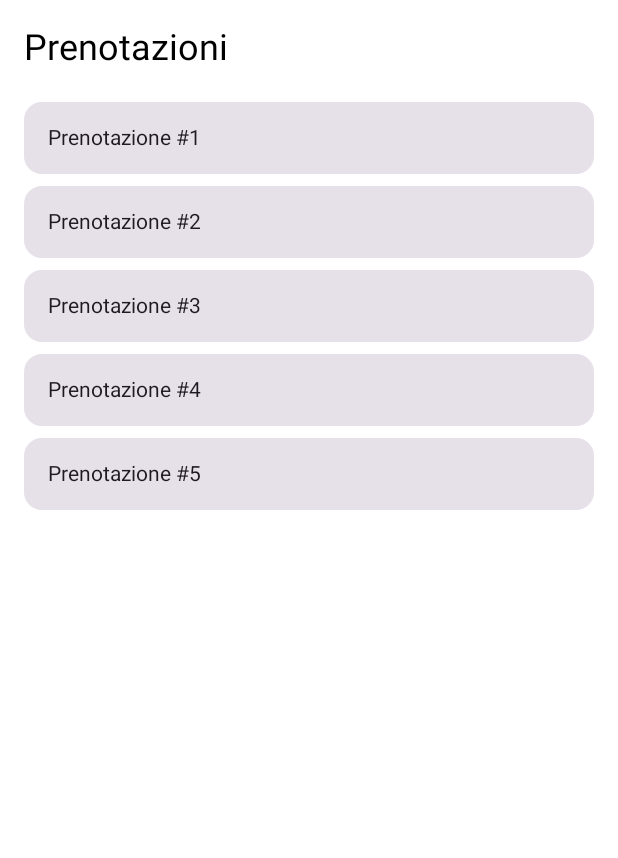
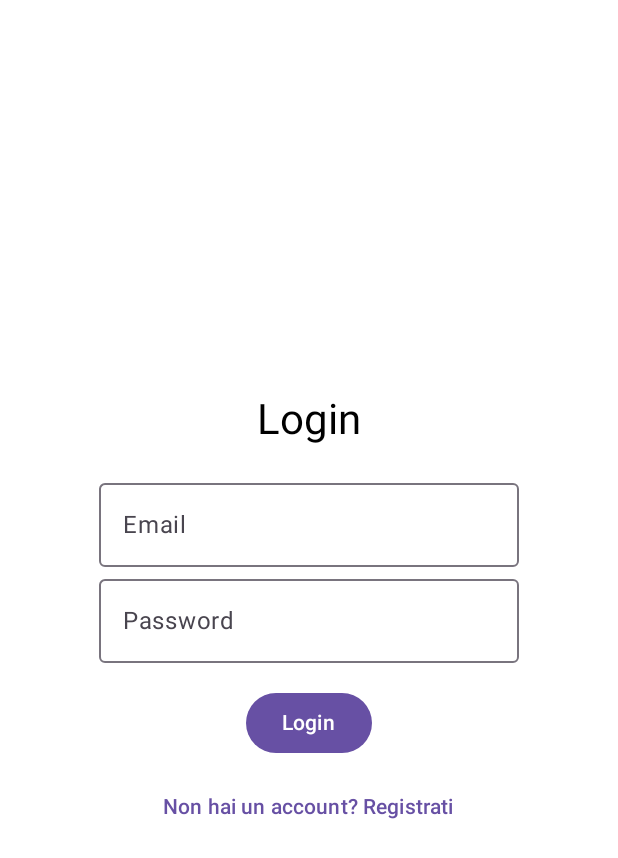
Before and after one commit to bubu-gigi/progmobile, an Android app built with Jetpack Compose: the composable AppNavHost shown on its own in the app's theme, on a phone screen of 412 x 824 dp. Shown: the top 858 px of the screen. Run offline under Robolectric (Android 15) with nearby library versions, the phone set to English and light mode, and no system bars.

Commit message:
Login e Register

```diff
--- a/app/src/main/java/com/univpm/gameon/core/AppNavHost.kt
+++ b/app/src/main/java/com/univpm/gameon/core/AppNavHost.kt
@@ -1,27 +1,30 @@
 package com.univpm.gameon.core
 
 import androidx.compose.runtime.Composable
-import androidx.navigation.NavHostController
 import androidx.navigation.compose.NavHost
 import androidx.navigation.compose.composable
 import androidx.navigation.compose.rememberNavController
-import com.univpm.gameon.ui.BookingDetailScreen
-import com.univpm.gameon.ui.BookingHomeScreen
+import com.univpm.gameon.ui.LoginScreen
+import com.univpm.gameon.ui.RegisterScreen
+import kotlinx.serialization.Serializable
+
+@Serializable
+object LoginScreenRoute
+
+@Serializable
+object RegisterScreenRoute
 
 @Composable
-fun AppNavHost(
-    navController: NavHostController = rememberNavController(),
-    startDestination: String = "home"
-) {
-    NavHost(navController = navController, startDestination = startDestination) {
-        composable("home") {
-            BookingHomeScreen { bookingId ->
-                navController.navigate("detail/$bookingId")
-            }
+fun AppNavHost() {
+    val navController = rememberNavController()
+    NavHost(navController = navController, startDestination = LoginScreenRoute) {
+
+        composable<LoginScreenRoute> {
+            LoginScreen(navController)
         }
-        composable("detail/{bookingId}") { backStackEntry ->
-            val bookingId = backStackEntry.arguments?.getString("bookingId") ?: ""
-            BookingDetailScreen(bookingId)
+
+        composable<RegisterScreenRoute> {
+            RegisterScreen(navController)
         }
     }
 }
--- a/app/src/main/java/com/univpm/gameon/ui/BookingHomeScreen.kt
+++ /dev/null
@@ -1,42 +0,0 @@
-package com.univpm.gameon.ui
-
-import androidx.compose.foundation.clickable
-import androidx.compose.foundation.layout.*
-import androidx.compose.material3.*
-import androidx.compose.runtime.Composable
-import androidx.compose.ui.Modifier
-import androidx.compose.ui.tooling.preview.Preview
-import androidx.compose.ui.unit.dp
-
-@Composable
-fun BookingHomeScreen(onBookingClick: (String) -> Unit) {
-    Column(
-        modifier = Modifier
-            .fillMaxSize()
-            .padding(16.dp)
-    ) {
-        Text("Prenotazioni", style = MaterialTheme.typography.headlineSmall)
-        Spacer(modifier = Modifier.height(16.dp))
-
-        // Simulazione di lista
-        (1..5).forEach { i ->
-            Card(
-                modifier = Modifier
-                    .fillMaxWidth()
-                    .padding(vertical = 4.dp)
-                    .clickable { onBookingClick("booking_$i") }
-            ) {
-                Text(
-                    text = "Prenotazione #$i",
-                    modifier = Modifier.padding(16.dp)
-                )
-            }
-        }
-    }
-}
-
-@Preview(showBackground = true, name = "Home Screen Preview")
-@Composable
-fun PreviewBookingHomeScreen() {
-    BookingHomeScreen (onBookingClick = {})
-}
--- /dev/null
+++ b/app/src/main/java/com/univpm/gameon/ui/Login.kt
@@ -0,0 +1,54 @@
+package com.univpm.gameon.ui
+
+import androidx.compose.foundation.layout.*
+import androidx.compose.material3.*
+import androidx.compose.runtime.*
+import androidx.compose.ui.Alignment
+import androidx.compose.ui.Modifier
+import androidx.compose.ui.text.input.PasswordVisualTransformation
+import androidx.compose.ui.unit.dp
+import androidx.navigation.NavController
+import com.univpm.gameon.core.RegisterScreenRoute
+
+@Composable
+fun LoginScreen(navController: NavController) {
+    var email by remember { mutableStateOf("") }
+    var password by remember { mutableStateOf("") }
+
+    Column(
+        modifier = Modifier.fillMaxSize().padding(16.dp),
+        verticalArrangement = Arrangement.Center,
+        horizontalAlignment = Alignment.CenterHorizontally
+    ) {
+        Text("Login", style = MaterialTheme.typography.headlineMedium)
+
+        Spacer(modifier = Modifier.height(16.dp))
+
+        OutlinedTextField(
+            value = email,
+            onValueChange = { email = it },
+            label = { Text("Email") }
+        )
+
+        OutlinedTextField(
+            value = password,
+            onValueChange = { password = it },
+            label = { Text("Password") },
+            visualTransformation = PasswordVisualTransformation()
+        )
+
+        Spacer(modifier = Modifier.height(16.dp))
+
+        Button(onClick = { /* handle login */ }) {
+            Text("Login")
+        }
+
+        Spacer(modifier = Modifier.height(8.dp))
+
+        TextButton(onClick = {
+            navController.navigate(RegisterScreenRoute)
+        }) {
+            Text("Non hai un account? Registrati")
+        }
+    }
+}
```
Also changed, not shown: app/src/main/java/com/univpm/gameon/MainActivity.kt (+2 -117 lines), app/src/main/java/com/univpm/gameon/ui/BookingDetailScreen.kt (deleted, +0 -27 lines), app/src/main/java/com/univpm/gameon/ui/Register.kt (added, +74 -0 lines), app/src/main/java/com/univpm/gameon/viewmodels/UserViewModel.kt (deleted, +0 -31 lines).
